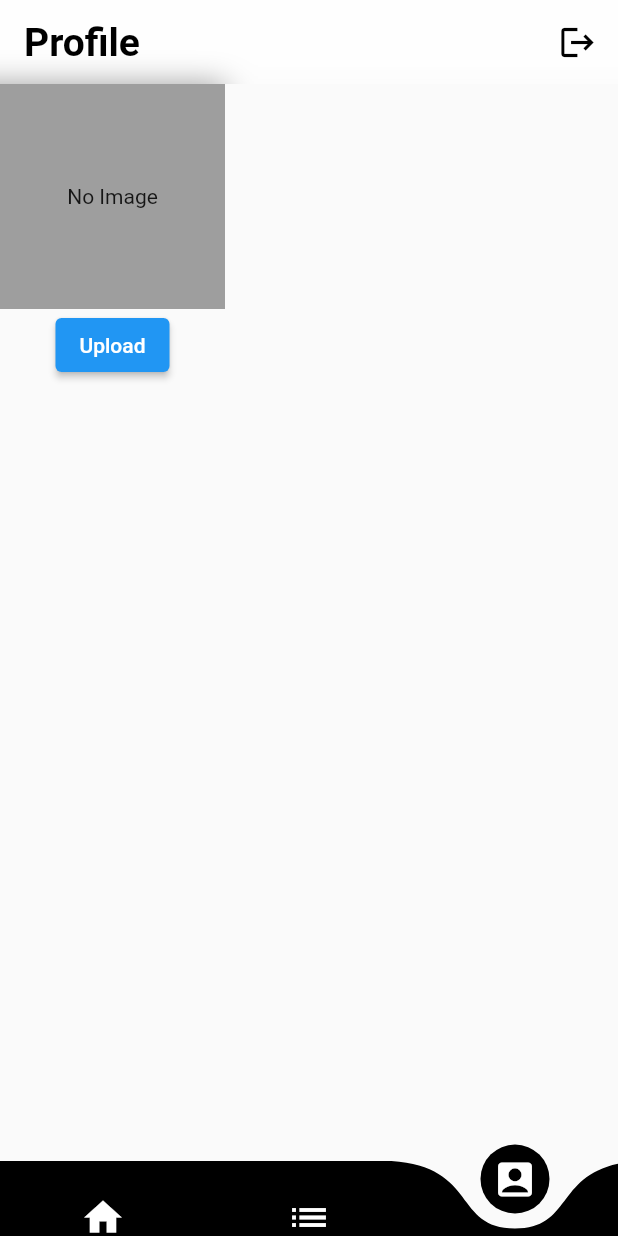
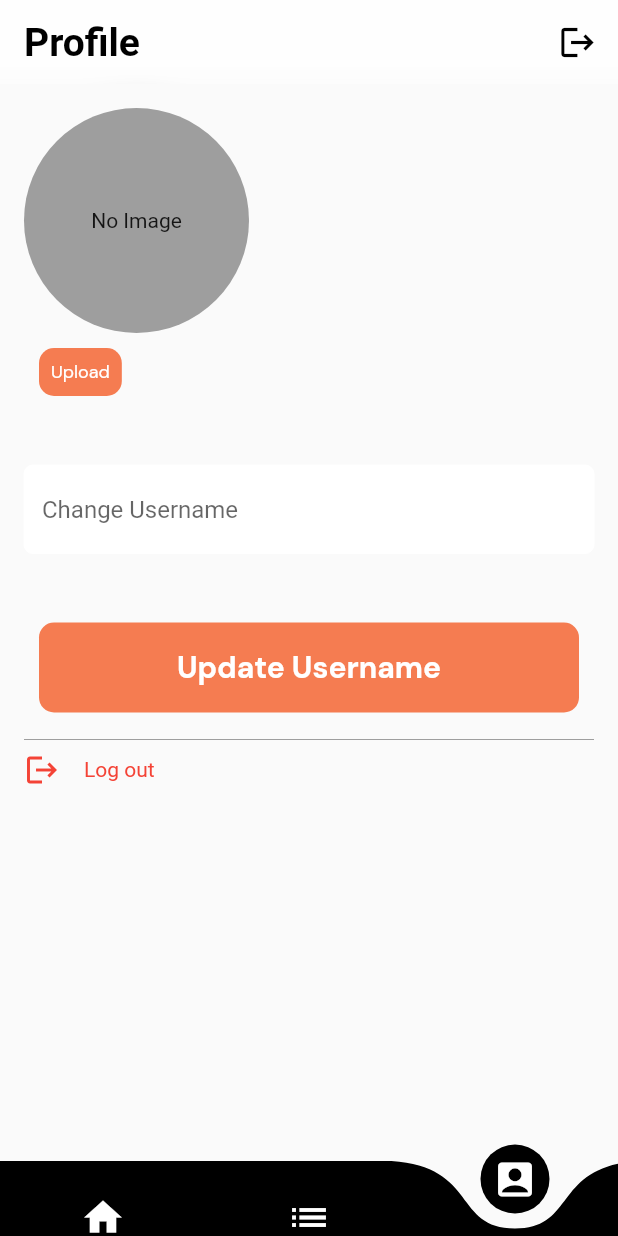
Before and after one commit to TESLA2402/Supabase_Flutter, a Flutter app: the Main screen opened directly, item 3 of the bottom bar chosen, on a phone screen of 412 x 824 dp. Run offline on Flutter 3.47's test engine with Material 2 defaults, Android fonts, the light colour scheme and no system bars; drawn by our look-alikes of curved_navigation_bar; our stand-ins replace cached_network_image, google_fonts, image_picker, shared_preferences, supabase_flutter, webview_flutter; accounts and stored records are empty; network calls fail; Roboto replaces fonts that are missing (Alata, Tinos).

Commit message:
Added profile screen

```diff
--- a/flutter_supabase/lib/screens/profile.dart
+++ b/flutter_supabase/lib/screens/profile.dart
@@ -1,6 +1,8 @@
 import 'package:flutter/material.dart';
 import 'package:flutter_supabase/constants/constants.dart';
+import 'package:flutter_supabase/constants/typography.dart';
 import 'package:flutter_supabase/services/database.dart';
+import 'package:google_fonts/google_fonts.dart';
 import 'package:image_picker/image_picker.dart';
 import 'package:supabase_flutter/supabase_flutter.dart';
 
@@ -13,6 +15,8 @@ class ProfileScreen extends StatefulWidget {
 
 class _ProfileScreenState extends State<ProfileScreen> {
   String? _avatarUrl;
+  String? _userName;
+
   DatabaseMethods databaseMethods = DatabaseMethods();
   Future<void> _onUpload(String imageUrl) async {
     try {
@@ -45,7 +49,8 @@ class _ProfileScreenState extends State<ProfileScreen> {
         .single() as Map;
 
     _avatarUrl = (data['photo_url']) as String;
-    print(_avatarUrl);
+    _userName = (data['userName']) as String;
+    userNameTextEditingController = TextEditingController(text: _userName);
     setState(() {});
   }
 
@@ -57,9 +62,101 @@ class _ProfileScreenState extends State<ProfileScreen> {
     //_avatarUrl = databaseMethods.getUserProfile(userEmail);
   }
 
+  TextEditingController userNameTextEditingController = TextEditingController();
   Widget build(BuildContext context) {
-    return Column(
-      children: [Avatar(imageUrl: _avatarUrl, onUpload: _onUpload)],
+    return Padding(
+      padding: const EdgeInsets.all(16.0),
+      child: Column(
+        children: [
+          Row(
+            children: [
+              Avatar(
+                imageUrl: _avatarUrl,
+                onUpload: _onUpload,
+              ),
+              const SizedBox(
+                width: 16,
+              ),
+              Text(
+                userNameTextEditingController.text.toUpperCase(),
+                style: GoogleFonts.tinos(
+                    fontWeight: FontWeight.w500, fontSize: 24),
+              )
+            ],
+          ),
+          const SizedBox(
+            height: 36,
+          ),
+          TextFormField(
+            validator: (val) {
+              return val!.isEmpty || val.length < 4
+                  ? "Username must contain more than 4 characters"
+                  : null;
+            },
+            //initialValue: _userName,
+            controller: userNameTextEditingController,
+            decoration: InputDecoration(
+                hintText: "Change Username",
+                fillColor: Colors.white,
+                filled: true,
+                enabledBorder: OutlineInputBorder(
+                    borderRadius: BorderRadius.circular(6),
+                    borderSide:
+                        const BorderSide(width: 0, color: Colors.white)),
+                focusedBorder: OutlineInputBorder(
+                    borderRadius: BorderRadius.circular(6),
+                    borderSide:
+                        const BorderSide(width: 0, color: Colors.white))),
+          ),
+          const SizedBox(
+            height: 36,
+          ),
+          GestureDetector(
+            onTap: () async {
+              setState(() async {
+                final userEmail = supabase.auth.currentUser!.email;
+                await databaseMethods.updateUserName(
+                    userEmail!, userNameTextEditingController.text);
+                ScaffoldMessenger.of(context)
+                    .showSnackBar(const SnackBar(content: Text("Done")));
+              });
+            },
+            child: Padding(
+              padding: const EdgeInsets.all(10.0),
+              child: Container(
+                height: 60,
+                decoration: BoxDecoration(
+                  borderRadius: BorderRadius.circular(10),
+                  color: const Color(0xffF57C51),
+                ),
+                child: Center(
+                  child: Text("Update Username",
+                      style: AppTypography.textMd.copyWith(
+                          color: Colors.white, fontWeight: FontWeight.w700)),
+                ),
+              ),
+            ),
+          ),
+          const Divider(
+            color: Colors.grey,
+          ),
+          Row(
+            children: [
+              const Icon(
+                Icons.logout,
+                color: Colors.red,
+              ),
+              const SizedBox(
+                width: 16,
+              ),
+              Text(
+                "Log out",
+                style: GoogleFonts.alata(color: Colors.red),
+              )
+            ],
+          )
+        ],
+      ),
     );
   }
 }
@@ -70,7 +167,6 @@ class Avatar extends StatefulWidget {
     required this.imageUrl,
     required this.onUpload,
   });
-
   final String? imageUrl;
   final void Function(String) onUpload;
 
@@ -84,26 +180,48 @@ class _AvatarState extends State<Avatar> {
   @override
   Widget build(BuildContext context) {
     return Column(
+      crossAxisAlignment: CrossAxisAlignment.start,
       children: [
+        Row(children: [
           if (widget.imageUrl == null || widget.imageUrl!.isEmpty)
             Container(
               width: 150,
               height: 150,
-            color: Colors.grey,
+              decoration: BoxDecoration(
+                  borderRadius: BorderRadius.circular(100), color: Colors.grey),
               child: const Center(
                 child: Text('No Image'),
               ),
             )
           else
-          Image.network(
-            widget.imageUrl!,
-            width: 150,
-            height: 150,
-            fit: BoxFit.cover,
+            CircleAvatar(
+                radius: 50, backgroundImage: NetworkImage(widget.imageUrl!)),
+        ]),
+        GestureDetector(
+          onTap: _isLoading ? null : _upload,
+          child: Padding(
+            padding: const EdgeInsets.all(10.0),
+            child: Row(
+              mainAxisSize: MainAxisSize.min,
+              children: [
+                Container(
+                  //height: 60,
+                  padding: const EdgeInsets.all(8),
+                  decoration: BoxDecoration(
+                    borderRadius: BorderRadius.circular(10),
+                    color: const Color(0xffF57C51),
                   ),
-        ElevatedButton(
-          onPressed: _isLoading ? null : _upload,
-          child: const Text('Upload'),
+                  child: Center(
+                    child: Text("Upload",
+                        style: AppTypography.textMd.copyWith(
+                            fontSize: 12,
+                            color: Colors.white,
+                            fontWeight: FontWeight.w400)),
+                  ),
+                ),
+              ],
+            ),
+          ),
         ),
       ],
     );
--- a/flutter_supabase/lib/services/database.dart
+++ b/flutter_supabase/lib/services/database.dart
@@ -5,12 +5,6 @@ class DatabaseMethods {
   final supabase = Supabase.instance.client;
   Future<void> addUserInfo(userData) async {
     supabase.from("users").insert(userData).catchError((e) {
-      print(e.toString());
-    });
-  }
-
-  Future<void> addProfileInfo(userData) async {
-    supabase.from("ProfilePic").insert(userData).catchError((e) {
       print(e.toString());
     });
   }
@@ -35,6 +29,16 @@ class DatabaseMethods {
         });
   }
 
+  updateUserName(String email, String userName) async {
+    return supabase
+        .from("users")
+        .update({'userName': userName})
+        .eq("userEmail", email)
+        .catchError((e) {
+          print(e.toString());
+        });
+  }
+
   Future<Map> getUserProfile(String? email) async {
     return await supabase.from("users").select().eq("userEmail", email).single()
         as Map;
```
Lines whose indentation alone changed are shown as unchanged.
